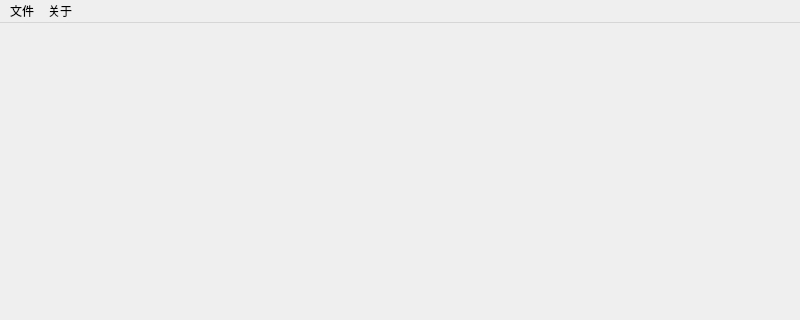
The window that BMP-Viewer/bmpdisplay.ui (TommyIX/BMP-Viewer) describes before a commit, drawn with Qt 5; both pictures show x 0 to 800 and y 0 to 320 of the 800 by 600 pixel window.
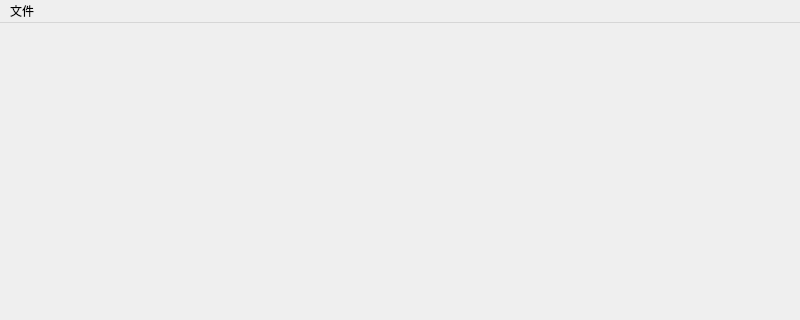
The same window after the commit.

The edit to the form file:
```diff
--- a/BMP-Viewer/bmpdisplay.ui
+++ b/BMP-Viewer/bmpdisplay.ui
@@ -43,15 +43,7 @@
     <addaction name="separator"/>
     <addaction name="action_4"/>
    </widget>
-   <widget class="QMenu" name="menu_2">
-    <property name="title">
-     <string>关于</string>
-    </property>
-    <addaction name="separator"/>
-    <addaction name="action_5"/>
-   </widget>
    <addaction name="menu"/>
-   <addaction name="menu_2"/>
   </widget>
   <widget class="QStatusBar" name="statusbar"/>
   <action name="action_2">
```
Left out of the diff: 5 changed lines with no effect on the pictures.
